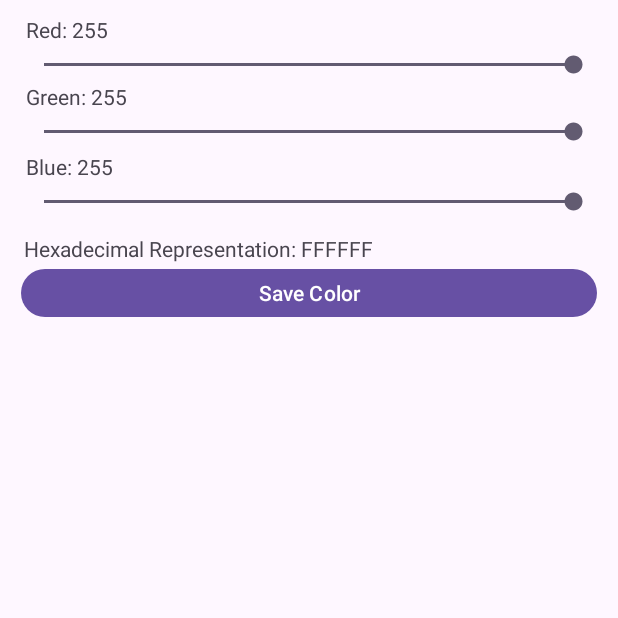
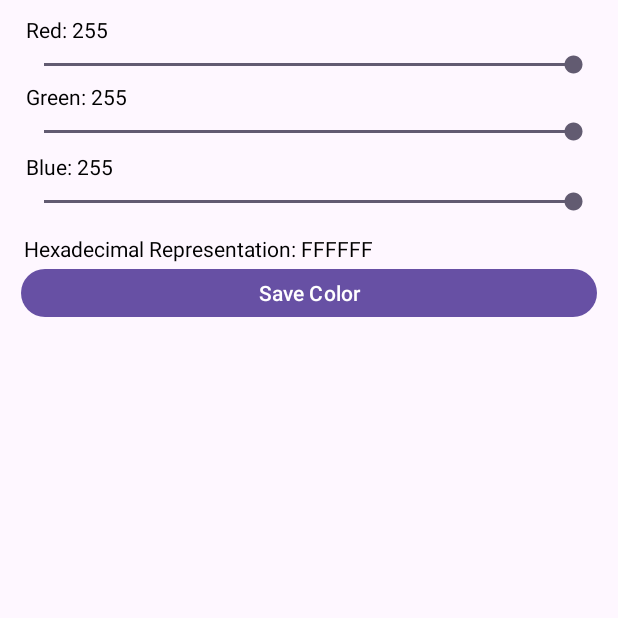
Before and after one commit to rluxv/CIS183_Homework02, an Android app: the screen it shows after launch (MainActivity), on a phone screen of 412 x 824 dp, the top half of it. Run offline under Robolectric (Android 15) with nearby library versions, the phone set to English and light mode, and no system bars.

Commit message:
Desc
- Adjusting sliders updates background color
- Adjusting sliders updates text values
- If background color too dark, make text white

```diff
--- a/Homework02_Program01/app/src/main/res/layout/activity_main.xml
+++ b/Homework02_Program01/app/src/main/res/layout/activity_main.xml
@@ -2,6 +2,7 @@
 <androidx.constraintlayout.widget.ConstraintLayout xmlns:android="http://schemas.android.com/apk/res/android"
     xmlns:app="http://schemas.android.com/apk/res-auto"
     xmlns:tools="http://schemas.android.com/tools"
+    android:id="@+id/main_activity"
     android:layout_width="match_parent"
     android:layout_height="match_parent"
     tools:context=".MainActivity">
@@ -27,6 +28,7 @@
         android:layout_marginStart="4dp"
         android:layout_marginBottom="4dp"
         android:text="Blue: 255"
+        android:textColor="#000000"
         app:layout_constraintBottom_toTopOf="@+id/sb_v_blue"
         app:layout_constraintStart_toStartOf="@+id/sb_v_green"
         app:layout_constraintTop_toBottomOf="@+id/sb_v_green" />
@@ -52,6 +54,7 @@
         android:layout_marginStart="4dp"
         android:layout_marginBottom="4dp"
         android:text="Green: 255"
+        android:textColor="#000000"
         app:layout_constraintBottom_toTopOf="@+id/sb_v_green"
         app:layout_constraintStart_toStartOf="@+id/sb_v_red"
         app:layout_constraintTop_toBottomOf="@+id/sb_v_red" />
@@ -78,6 +81,7 @@
         android:layout_marginTop="10dp"
         android:layout_marginBottom="4dp"
         android:text="Red: 255"
+        android:textColor="#000000"
         app:layout_constraintBottom_toTopOf="@+id/sb_v_red"
         app:layout_constraintStart_toStartOf="@+id/sb_v_red"
         app:layout_constraintTop_toTopOf="parent" />
@@ -89,6 +93,7 @@
         android:layout_marginStart="2dp"
         android:layout_marginBottom="7dp"
         android:text="Hexadecimal Representation: FFFFFF"
+        android:textColor="#000000"
         app:layout_constraintBottom_toTopOf="@+id/btn_v_saveColor"
         app:layout_constraintStart_toStartOf="@+id/btn_v_saveColor"
         app:layout_constraintTop_toBottomOf="@+id/sb_v_blue" />
```
Also changed, not shown: Homework02_Program01/app/src/main/java/com/example/homework02_program01/MainActivity.java (+46 -2 lines).
